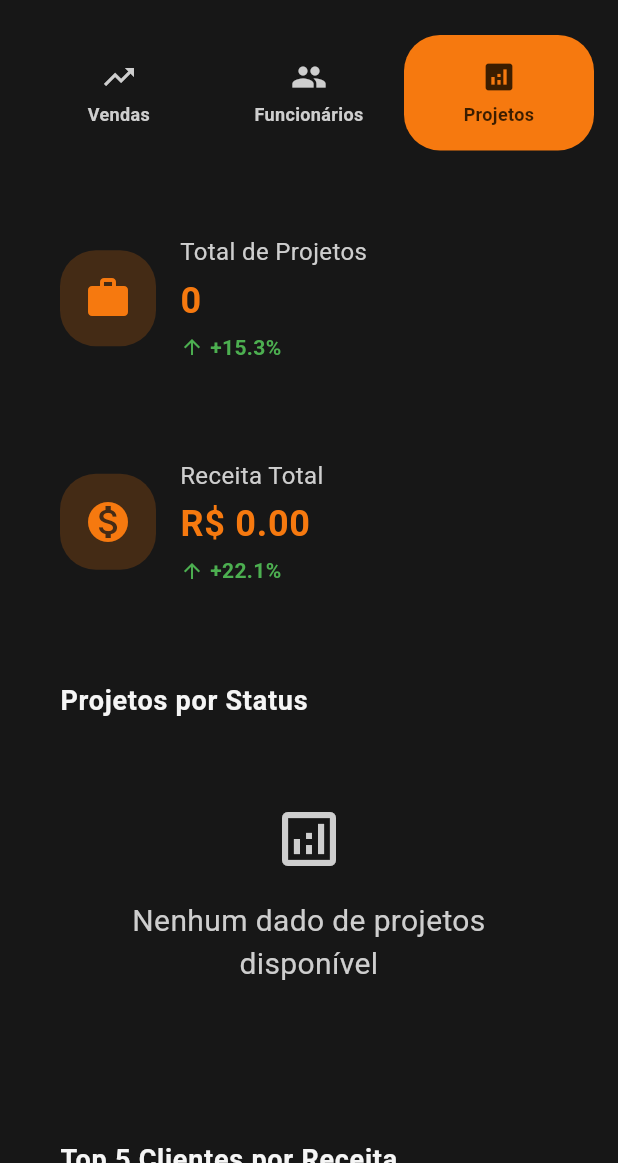
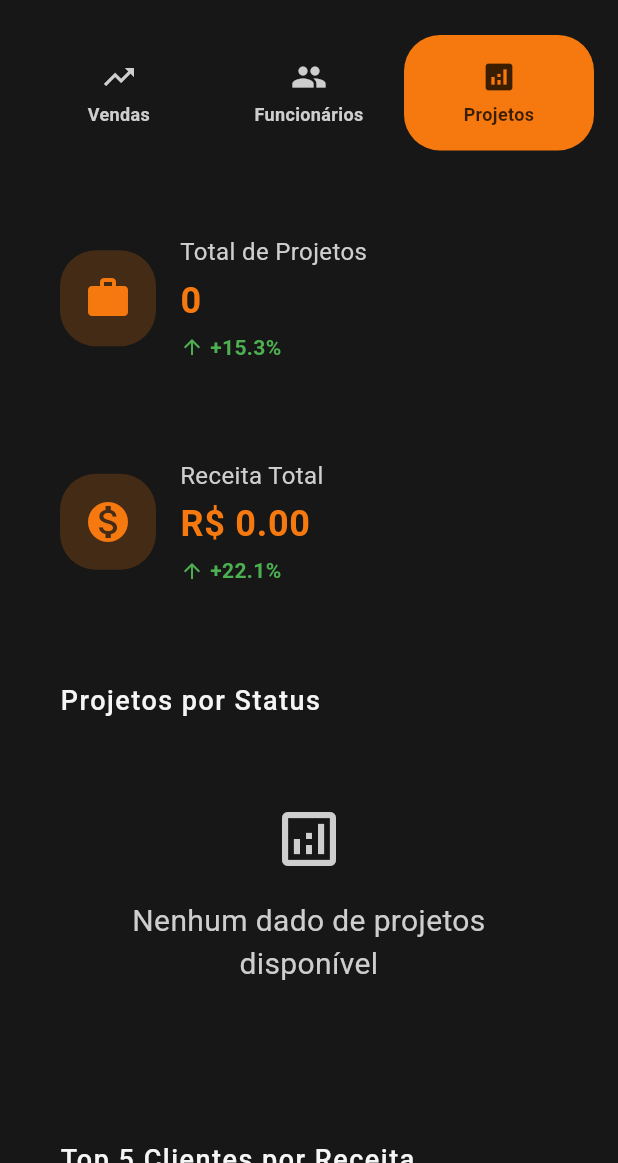
Before and after one commit to joaopaulo-bernucio/sophos_kodiak, a Flutter app: the ChartsPage screen opened by its route, after a tap on "Funcionários", after a tap on "Projetos", on a phone screen of 412 x 824 dp, the part 73-1236 px from its top. Run offline on Flutter 3.47's test engine with Material 3 defaults, Android fonts, the light colour scheme and no system bars; our stand-ins replace fl_chart, logger, shared_preferences; accounts and stored records are empty; network calls fail.

Commit message:
v0.432 - Refatoração dos estilos de texto no AppTextStyles, renomeando 'title' para 'sophosKodiak' e 'subtitle' para 'header', além de ajustes nos testes correspondentes para garantir a consistência.

```diff
--- a/mobile/lib/constants/app_constants.dart
+++ b/mobile/lib/constants/app_constants.dart
@@ -19,14 +19,14 @@ class AppColors {
 }
 
 class AppTextStyles {
-  static const TextStyle title = TextStyle(
+  static const TextStyle sophosKodiak = TextStyle(
     fontFamily: 'AntonSC',
     color: Colors.white,
     fontSize: 48,
     letterSpacing: 0.5,
   );
 
-  static const TextStyle subtitle = TextStyle(
+  static const TextStyle header = TextStyle(
     fontFamily: 'Roboto',
     color: AppColors.primary,
     fontSize: 32,
@@ -44,8 +44,8 @@ class AppTextStyles {
     fontFamily: 'Roboto',
     color: AppColors.textPrimary,
     fontSize: 24,
-    fontWeight: FontWeight.w700,
-    letterSpacing: 0.5,
+    fontWeight: FontWeight.w500,
+    letterSpacing: 1,
   );
 
   static const TextStyle inputText = TextStyle(
--- a/mobile/lib/pages/charts_page.dart
+++ b/mobile/lib/pages/charts_page.dart
@@ -81,10 +81,7 @@ class _ChartsPageState extends State<ChartsPage> {
       appBar: AppBar(
         backgroundColor: AppColors.background,
         elevation: 0,
-        title: const Text(
-          'Relatórios e Gráficos',
-          style: AppTextStyles.subtitle,
-        ),
+        title: const Text('Relatórios e Gráficos', style: AppTextStyles.header),
         centerTitle: true,
         leading: IconButton(
           icon: const Icon(Icons.arrow_back, color: AppColors.textPrimary),
@@ -443,10 +440,7 @@ class _MetricCard extends StatelessWidget {
               children: [
                 Text(title, style: AppTextStyles.inputHint),
                 const SizedBox(height: 4),
-                Text(
-                  value,
-                  style: AppTextStyles.subtitle.copyWith(fontSize: 24),
-                ),
+                Text(value, style: AppTextStyles.header.copyWith(fontSize: 24)),
                 const SizedBox(height: 4),
                 Row(
                   children: [
--- a/mobile/lib/pages/home_page.dart
+++ b/mobile/lib/pages/home_page.dart
@@ -26,7 +26,7 @@ class HomePage extends StatelessWidget {
       appBar: AppBar(
         backgroundColor: AppColors.background,
         elevation: 0,
-        title: const Text('Página Principal', style: AppTextStyles.subtitle),
+        title: const Text('Página Principal', style: AppTextStyles.header),
         centerTitle: true,
         // Só exibe o botão de voltar se houver página anterior
         leading: canPop
@@ -88,7 +88,7 @@ class _WelcomeSection extends StatelessWidget {
         const SizedBox(height: AppDimensions.paddingMedium),
         Text(
           'Bem-vindo ao Kodiak',
-          style: AppTextStyles.subtitle.copyWith(fontSize: 28),
+          style: AppTextStyles.header.copyWith(fontSize: 28),
           textAlign: TextAlign.center,
         ),
         const SizedBox(height: AppDimensions.paddingSmall),
@@ -157,7 +157,7 @@ class _MenuGrid extends StatelessWidget {
         backgroundColor: AppColors.background,
         title: Text(
           feature,
-          style: AppTextStyles.subtitle.copyWith(fontSize: 24),
+          style: AppTextStyles.header.copyWith(fontSize: 24),
         ),
         content: const Text(
           'Esta funcionalidade está em desenvolvimento e será disponibilizada em breve.',
--- a/mobile/lib/pages/login_page.dart
+++ b/mobile/lib/pages/login_page.dart
@@ -224,10 +224,10 @@ class _HeaderSection extends StatelessWidget {
   Widget build(BuildContext context) {
     return Column(
       children: [
-        const Text('SOPHOS KODIAK', style: AppTextStyles.title),
+        const Text('SOPHOS KODIAK', style: AppTextStyles.sophosKodiak),
         Image.asset('assets/images/sophos_kodiak_logo.png', height: 250.0),
         const SizedBox(height: 20),
-        const Text('Bem-vindo de volta!', style: AppTextStyles.subtitle),
+        const Text('Bem-vindo de volta!', style: AppTextStyles.header),
         const SizedBox(height: 10),
         const Text('Acesse sua conta', style: AppTextStyles.description),
       ],
```
Also changed, not shown: 1 other file.
